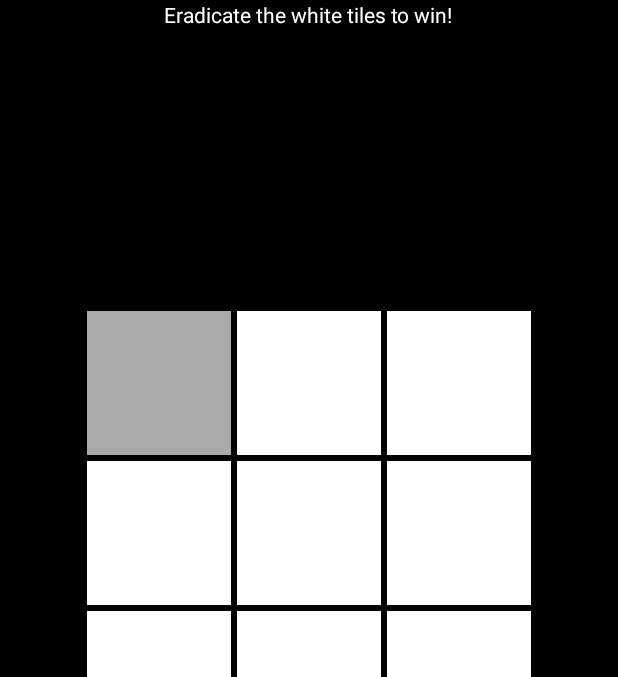
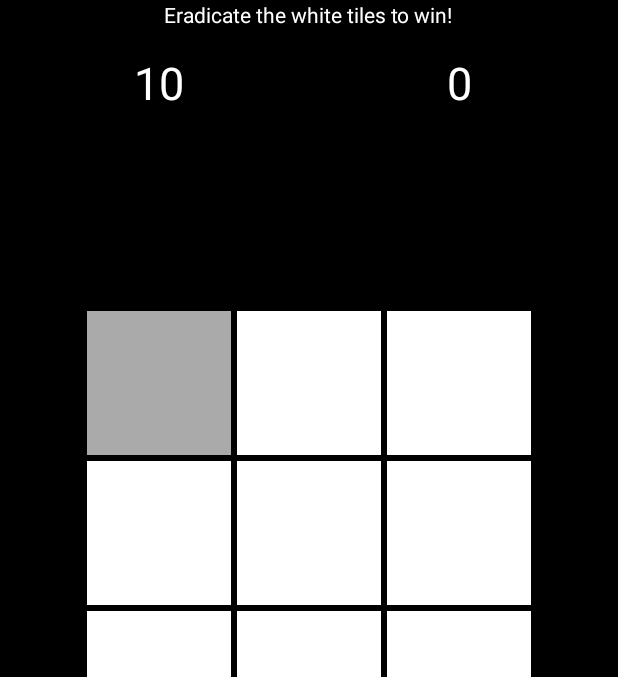
Before and after one commit to matthew-compton/LifeRx, an Android app: the screen it shows after launch (LifeActivity), after a tap on an icon or button, on a phone screen of 412 x 824 dp, the part 85-762 px from its top. Run offline under Robolectric (Android 15) with nearby library versions, the phone set to English and light mode, and no system bars; our stand-ins replace ButterKnife; libraries missing offline, so code that uses them is left out: rx.functions, rx.subjects; 3 statements that could not run were skipped.

Commit message:
Added move counter functionality

```diff
--- a/app/src/main/java/com/bignerdranch/android/liferx/LifeFragment.java
+++ b/app/src/main/java/com/bignerdranch/android/liferx/LifeFragment.java
@@ -1,12 +1,14 @@
 package com.bignerdranch.android.liferx;
 
 import android.os.Bundle;
+import android.os.CountDownTimer;
 import android.support.annotation.Nullable;
 import android.support.v4.app.Fragment;
 import android.view.LayoutInflater;
 import android.view.View;
 import android.view.ViewGroup;
 import android.widget.Button;
+import android.widget.TextView;
 import android.widget.Toast;
 import android.widget.ToggleButton;
 
@@ -31,12 +33,16 @@ public class LifeFragment extends Fragment {
     @InjectView(R.id.button7) ToggleButton tileToggleButton7;
     @InjectView(R.id.button8) ToggleButton tileToggleButton8;
     @InjectView(R.id.button9) ToggleButton tileToggleButton9;
-    @InjectView(R.id.button_restart) Button buttonRestart;
+
+    @InjectView(R.id.restart) Button buttonRestart;
+    @InjectView(R.id.timer) TextView mTimerTextView;
+    @InjectView(R.id.counter) TextView mCounterTextView;
 
     private List<ToggleButton> tileButtons;
+    private boolean mIsStarted;
 
-    Subscription mSubscription;
-    PublishSubject<ToggleButton> mTileClickSubject;
+    private Subscription mSubscription;
+    private PublishSubject<ToggleButton> mToggleButtonPublishSubject;
 
     @Override
     public View onCreateView(LayoutInflater inflater, @Nullable ViewGroup container, @Nullable Bundle savedInstanceState) {
@@ -55,22 +61,94 @@ public class LifeFragment extends Fragment {
             add(tileToggleButton9);
         }};
 
-        mTileClickSubject = PublishSubject.create();
-        mSubscription = mTileClickSubject.asObservable().subscribe(new Action1<ToggleButton>() {
-            @Override
-            public void call(ToggleButton button) {
-                toggleAdjacent(button);
-                if (isVictory()) {
-                    disable();
-                    Toast.makeText(getActivity(), getString(R.string.victory), Toast.LENGTH_SHORT).show();
+        mIsStarted = false;
+
+        mToggleButtonPublishSubject = PublishSubject.create();
+        mSubscription = mToggleButtonPublishSubject.asObservable().subscribe(
+                new Action1<ToggleButton>() {
+                    @Override
+                    public void call(ToggleButton button) {
+                        incrementCounter();
+                        if (!mIsStarted) {
+                            mIsStarted = true;
+                            mCountDownTimer.start();
+                        }
+                        toggleAdjacentToggleButtons(button);
+                        if (checkForVictory()) {
+                            isVictory();
+                        }
+                    }
                 }
-            }
-        });
+        );
 
         return layout;
     }
 
-    private void toggleAdjacent(ToggleButton toggleButton) {
+    @Override
+    public void onDestroyView() {
+        super.onDestroyView();
+        if (mSubscription != null) {
+            mSubscription.unsubscribe();
+        }
+    }
+
+    @OnClick({R.id.button1, R.id.button2, R.id.button3, R.id.button4, R.id.button5, R.id.button6, R.id.button7, R.id.button8, R.id.button9})
+    public void activate(ToggleButton toggleButton) {
+        mToggleButtonPublishSubject.onNext(toggleButton);
+    }
+
+    @OnClick(R.id.restart)
+    public void restart() {
+        mCountDownTimer.cancel();
+        mIsStarted = false;
+        mCounterTextView.setText(getString(R.string.zero));
+        mTimerTextView.setText(getString(R.string.time_max));
+        mTimerTextView.setTextColor(getResources().getColor(android.R.color.white));
+        resetToggleButtons();
+    }
+
+    private boolean checkForVictory() {
+        for (ToggleButton toggleButton : tileButtons) {
+            if (!toggleButton.isChecked()) {
+                return false;
+            }
+        }
+        return true;
+    }
+
+    private void isVictory() {
+        mCountDownTimer.cancel();
+        disableToggleButtons();
+        mTimerTextView.setTextColor(getResources().getColor(android.R.color.holo_green_light));
+        Toast.makeText(getActivity(), getString(R.string.victory), Toast.LENGTH_SHORT).show();
+    }
+
+    private void isDefeat() {
+        disableToggleButtons();
+        mTimerTextView.setText(getString(R.string.zero));
+        mTimerTextView.setTextColor(getResources().getColor(android.R.color.holo_red_light));
+        Toast.makeText(getActivity(), getString(R.string.defeat), Toast.LENGTH_SHORT).show();
+    }
+
+    private void disableToggleButtons() {
+        for (ToggleButton toggleButton : tileButtons) {
+            toggleButton.setEnabled(false);
+        }
+    }
+
+    private void resetToggleButtons() {
+        for (ToggleButton toggleButton : tileButtons) {
+            toggleButton.setEnabled(true);
+            toggleButton.setChecked(false);
+        }
+    }
+
+    private void incrementCounter() {
+        Integer counter = Integer.parseInt(mCounterTextView.getText().toString()) + 1;
+        mCounterTextView.setText(counter.toString());
+    }
+
+    private void toggleAdjacentToggleButtons(ToggleButton toggleButton) {
         switch (toggleButton.getId()) {
             case R.id.button1:
                 tileToggleButton2.toggle();
@@ -117,40 +195,17 @@ public class LifeFragment extends Fragment {
         }
     }
 
-    @OnClick({R.id.button1, R.id.button2, R.id.button3, R.id.button4, R.id.button5, R.id.button6, R.id.button7, R.id.button8, R.id.button9})
-    public void activate(ToggleButton toggleButton) {
-        mTileClickSubject.onNext(toggleButton);
-    }
+    private CountDownTimer mCountDownTimer = new CountDownTimer(10000, 1000) {
 
-    @OnClick(R.id.button_restart)
-    public void restart() {
-        for (ToggleButton toggleButton : tileButtons) {
-            toggleButton.setEnabled(true);
-            toggleButton.setChecked(false);
+        public void onTick(long millisUntilFinished) {
+            String seconds = ((Long) (millisUntilFinished / 1000)).toString();
+            mTimerTextView.setText(seconds);
         }
-    }
 
-    private boolean isVictory() {
-        for (ToggleButton toggleButton : tileButtons) {
-            if (!toggleButton.isChecked()) {
-                return false;
-            }
+        public void onFinish() {
+            isDefeat();
         }
-        return true;
-    }
 
-    private void disable() {
-        for (ToggleButton toggleButton : tileButtons) {
-            toggleButton.setEnabled(false);
-        }
-    }
-
-    @Override
-    public void onDestroyView() {
-        super.onDestroyView();
-        if (mSubscription != null) {
-            mSubscription.unsubscribe();
-        }
-    }
+    };
 
 }
--- a/app/src/main/res/layout/fragment_life.xml
+++ b/app/src/main/res/layout/fragment_life.xml
@@ -1,5 +1,6 @@
 <?xml version="1.0" encoding="utf-8"?>
 <FrameLayout xmlns:android="http://schemas.android.com/apk/res/android"
+             xmlns:tools="http://schemas.android.com/tools"
              android:layout_width="match_parent"
              android:layout_height="match_parent"
              android:paddingLeft="@dimen/activity_horizontal_margin"
@@ -9,7 +10,7 @@
              android:background="@android:color/black">
 
     <LinearLayout
-        android:layout_width="match_parent"
+        android:layout_width="@dimen/grid_size"
         android:layout_height="wrap_content"
         android:orientation="vertical"
         android:layout_gravity="center_horizontal|top"
@@ -17,7 +18,7 @@
 
         <TextView
             android:text="@string/app_name"
-            android:textSize="30sp"
+            android:textSize="@dimen/font_size_large"
             android:textColor="@android:color/white"
             android:layout_width="wrap_content"
             android:layout_height="wrap_content"
@@ -29,6 +30,43 @@
             android:layout_width="wrap_content"
             android:layout_height="wrap_content"
             />
+
+        <LinearLayout
+            android:layout_width="match_parent"
+            android:layout_height="wrap_content"
+            android:orientation="horizontal"
+            android:paddingTop="15dp">
+
+            <TextView
+                android:id="@+id/timer"
+                android:text="@string/time_max"
+                android:textSize="@dimen/font_size_large"
+                android:textColor="@android:color/white"
+                android:gravity="center"
+                android:layout_width="0dp"
+                android:layout_height="wrap_content"
+                android:layout_weight="1"
+                tools:text="7"
+                />
+
+            <View
+                android:layout_width="0dp"
+                android:layout_height="wrap_content"
+                android:layout_weight="1"/>
+
+            <TextView
+                android:id="@+id/counter"
+                android:text="@string/zero"
+                android:textSize="@dimen/font_size_large"
+                android:textColor="@android:color/white"
+                android:gravity="center"
+                android:layout_width="0dp"
+                android:layout_height="wrap_content"
+                android:layout_weight="1"
+                tools:text="2"
+                />
+
+        </LinearLayout>
 
     </LinearLayout>
 
@@ -88,7 +126,7 @@
     </TableLayout>
 
     <Button
-        android:id="@+id/button_restart"
+        android:id="@+id/restart"
         android:text="@string/restart"
         android:textColor="@android:color/white"
         android:layout_width="wrap_content"
--- a/app/src/main/res/values/dimens.xml
+++ b/app/src/main/res/values/dimens.xml
@@ -1,6 +1,10 @@
 <resources>
 
+    <!-- Game dimensions -->
     <dimen name="grid_size">300dp</dimen>
+
+    <!-- Font sizes -->
+    <dimen name="font_size_large">30sp</dimen>
 
     <!-- Default screen margins, per the Android Design guidelines. -->
     <dimen name="activity_horizontal_margin">16dp</dimen>
--- a/app/src/main/res/values/strings.xml
+++ b/app/src/main/res/values/strings.xml
@@ -6,5 +6,9 @@
 
     <string name="restart">Restart</string>
     <string name="victory">Victory!</string>
+    <string name="defeat">Defeat!</string>
+
+    <string name="time_max">10</string>
+    <string name="zero">0</string>
 
 </resources>
```
